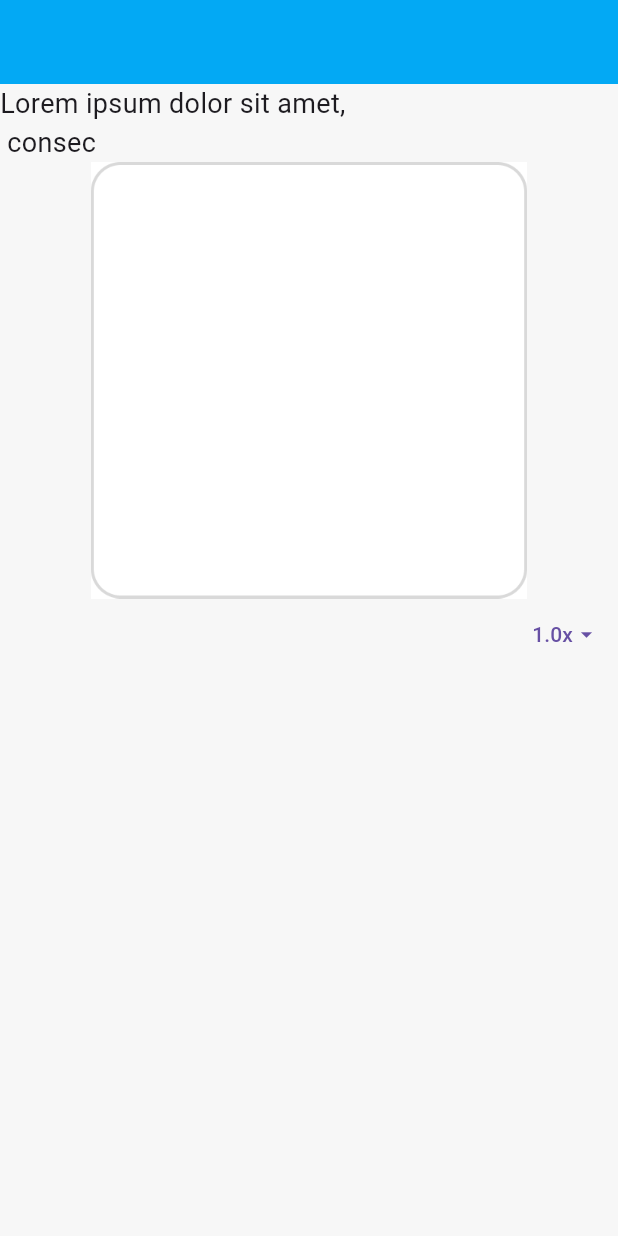
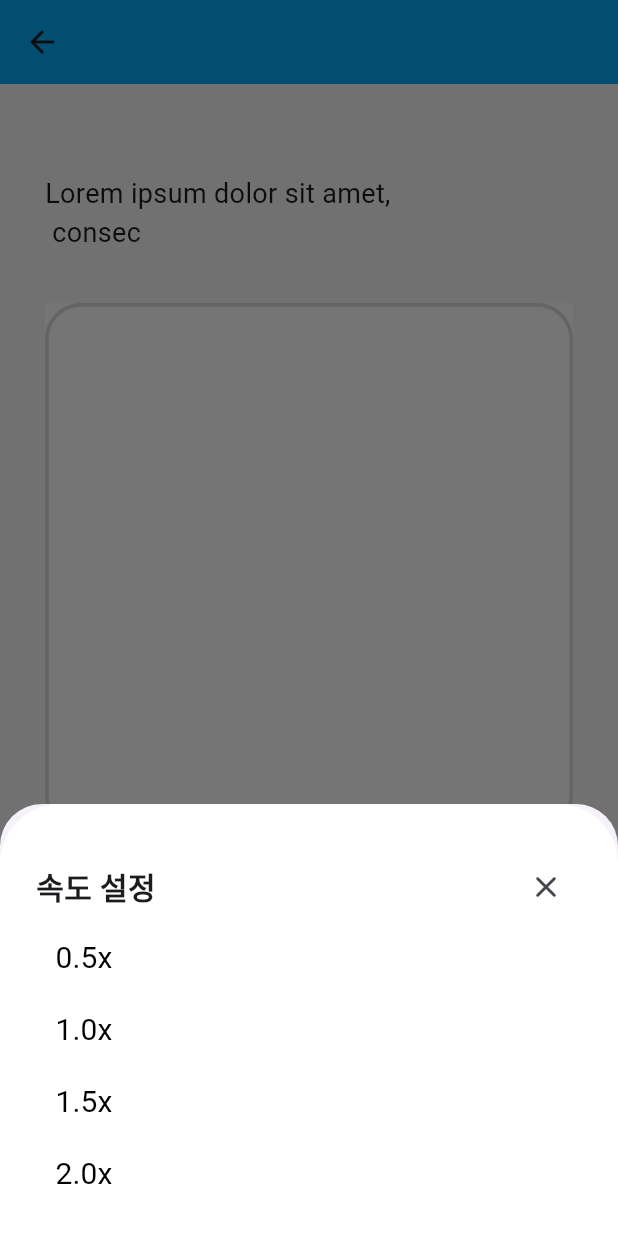
Before and after one commit to Tharm-project/tharm_front, a Flutter app: the TranslationScreen screen opened directly, after a tap on "1.0x", on a phone screen of 412 x 824 dp. Run offline on Flutter 3.47's test engine with Material 3 defaults, Android fonts, the phone set to English and light mode, and no system bars; our stand-ins replace easy_rich_text, firebase_core, get; accounts and stored records are empty.

Commit message:
디자인 구현

```diff
--- a/lib/screens/translation_screen.dart
+++ b/lib/screens/translation_screen.dart
@@ -1,4 +1,5 @@
 import 'package:flutter/material.dart';
+import 'package:get/get.dart';
 
 class TranslationScreen extends StatelessWidget {
   const TranslationScreen({super.key});
@@ -9,8 +10,10 @@ class TranslationScreen extends StatelessWidget {
       appBar: AppBar(
         backgroundColor: Colors.lightBlue,
       ),
-      body: Column(
-        // mainAxisAlignment: MainAxisAlignment.center,
+      body: Padding(
+        padding: const EdgeInsets.fromLTRB(30, 60, 30, 0),
+        // padding: EdgeInsets.fromLTRB(12, 60, 12, 0), // 원래
+        child: Column(
           children: [
             const Align(
               alignment: Alignment.centerLeft,
@@ -21,28 +24,137 @@ class TranslationScreen extends StatelessWidget {
                 ),
               ),
             ),
-          SizedBox(
-            width: 291,
-            height: 291,
+            Container(
+              padding: const EdgeInsets.fromLTRB(0, 34, 0, 10),
+              // width: 291,
+              // height: 291,
               child: Image.asset('assets/images/nemo.png'),
             ),
             Align(
               alignment: Alignment.centerRight,
+              child:
+              SizedBox(
+                width: 70,
+                height: 40,
                 child: TextButton(
-              onPressed: () {},
+                  onPressed: () {
+                    showModalBottomSheet(
+                      context: context,
+                      builder: (context) {
+                        return ClipRRect(
+                          borderRadius: const BorderRadius.vertical(
+                            top: Radius.circular(40),
+                          ),
+                          child: Container(
+                            padding: const EdgeInsets.fromLTRB(24, 31, 24, 0),
+                            height: 288,
+                            color: Colors.white,
+                            child: Column(
+                              crossAxisAlignment: CrossAxisAlignment.start,
+                              children: [
+                                Row(
+                                  mainAxisAlignment: MainAxisAlignment.spaceBetween,
+                                  children: [
+                                    const Text(
+                                      '속도 설정',
+                                      style: TextStyle(
+                                        fontSize: 20,
+                                        fontWeight: FontWeight.bold,
+                                      ),),
+                                    IconButton(
+                                      onPressed: (){
+                                        Get.back();
+                                      },
+                                      icon: const Icon(Icons.close_rounded)
+                                    )
+                                  ],
+                                ),
+                                TextButton(
+                                  onPressed: (){},
+                                  child: const Text(
+                                    '0.5x',
+                                    style: TextStyle(
+                                      fontSize: 20,
+                                      fontWeight: FontWeight.normal,
+                                      color: Colors.black),)
+                                ),
+                                TextButton(
+                                  onPressed: (){},
+                                  child: const Text(
+                                    '1.0x',
+                                    style: TextStyle(
+                                      fontSize: 20,
+                                      fontWeight: FontWeight.normal,
+                                      color: Colors.black),)
+                                ),
+                                TextButton(
+                                  onPressed: (){},
+                                  child: const Text(
+                                    '1.5x',
+                                    style: TextStyle(
+                                      fontSize: 20,
+                                      fontWeight: FontWeight.normal,
+                                      color: Colors.black),)
+                                ),
+                                TextButton(
+                                  onPressed: (){},
+                                  child: const Text(
+                                    '2.0x',
+                                    style: TextStyle(
+                                      fontSize: 20,
+                                      fontWeight: FontWeight.normal,
+                                      color: Colors.black),)
+                                ),
+                              ],
+                            ),
+
+                          ),
+                        );
+                      },
+                    );
+                  },
+                  style: TextButton.styleFrom(
+                    backgroundColor: const Color(0xffD9D9D9)),
                   child: const Row(
                     mainAxisSize: MainAxisSize.min,
                     children: [
-                  Text('1.0x'),
-                  Icon(Icons.arrow_drop_down),
+                      Text(
+                        '1.0x',
+                        style: TextStyle(
+                          fontSize: 11,
+                          color: Colors.black,
+                        ),
+                      ),
+                      Icon(
+                        Icons.arrow_drop_down,
+                        color: Colors.black,
+                      ),
                     ],
                   ),
                 ),
               ),
-
+            ),
+            Padding(
+              padding: const EdgeInsets.fromLTRB(0, 9, 0, 15),
+              child: Image.asset('assets/images/Drag.png'),
+            ),
+            SizedBox(
+              width: 67,
+              height: 67,
+              child: IconButton(
+                onPressed: () {},
+                style: IconButton.styleFrom(
+                  backgroundColor: const Color(0xffD9D9D9)
+                ),
+                icon: const Icon(
+                  Icons.play_arrow_rounded,
+                  size: 50,
+                )),
+            )
 
           ],
         ),
+      )
     );
   }
 }
--- a/pubspec.yaml
+++ b/pubspec.yaml
@@ -78,6 +78,8 @@ flutter:
    - assets/images/x.png
    - assets/images/del.png
    - assets/images/nemo.png
+   - assets/images/Drag.png
+   - assets/images/PDF.png
 
 
    - assets/data/home-btn-data.json
```
Also changed, not shown: lib/controller/detailedController.dart (added, +20 -0 lines), lib/main.dart (+5 -3 lines), lib/screens/detailed_screen.dart (+7 -28 lines), lib/screens/pdf_screen.dart (added, +78 -0 lines), assets/images/Drag.png (added), assets/images/PDF.png (added). Lines whose indentation alone changed are shown as unchanged.
